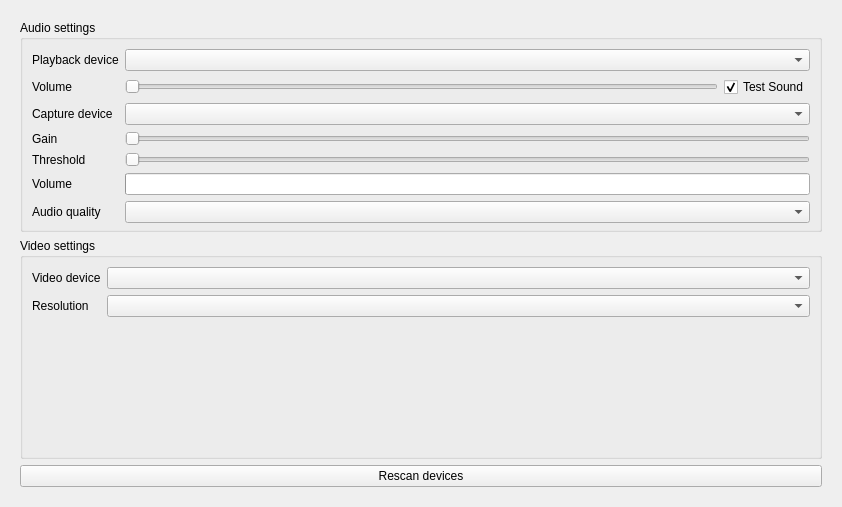
Qt form src/widget/form/settings/avform.ui (qTox/qTox) before a commit.
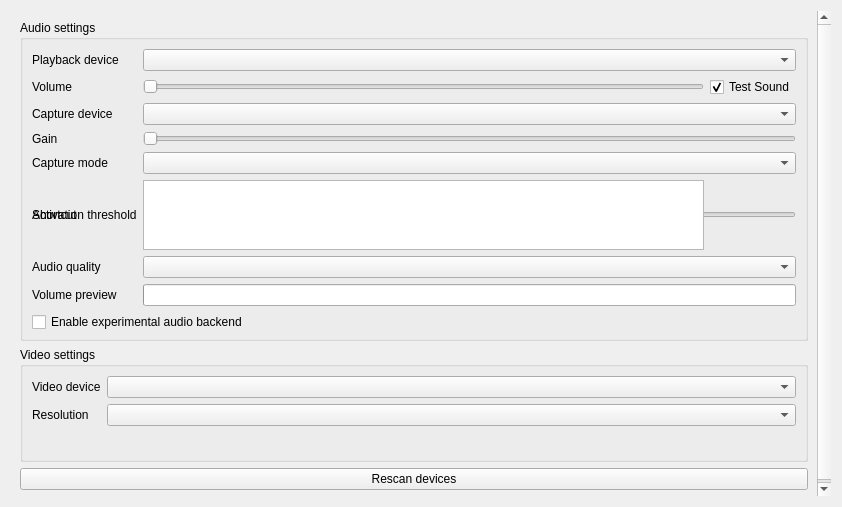
The same form after that commit. Custom widgets are drawn as their Qt base class.

Commit message:
feat(ui): Audio capture mode selection in av form
Adds a selection of audio capture mode (continuous/voice activation/push to
talk) in audio/video settings and an ability to set a push to talk hotkey.

The edit to the form file:
```diff
--- a/src/widget/form/settings/avform.ui
+++ b/src/widget/form/settings/avform.ui
@@ -102,36 +102,39 @@
            </widget>
           </item>
           <item row="4" column="0">
-           <widget class="QLabel" name="audioThresholdLabel">
+           <widget class="QLabel" name="inModeLabel">
             <property name="text">
-             <string>Threshold</string>
+             <string>Capture mode</string>
             </property>
            </widget>
           </item>
           <item row="4" column="1" colspan="2">
-           <widget class="QSlider" name="audioThresholdSlider">
-            <property name="orientation">
-             <enum>Qt::Horizontal</enum>
-            </property>
-           </widget>
+           <widget class="QComboBox" name="inModeComboBox"></widget>
           </item>
           <item row="5" column="0">
-           <widget class="QLabel" name="volumeDisplayLabel">
+           <widget class="QLabel" name="audioThresholdLabel">
             <property name="text">
-             <string>Volume</string>
+             <string>Activation threshold</string>
             </property>
            </widget>
           </item>
           <item row="5" column="1" colspan="2">
-           <widget class="QProgressBar" name="volumeDisplay">
-            <property name="textVisible">
-             <bool>false</bool>
-            </property>
+           <widget class="QSlider" name="audioThresholdSlider">
             <property name="orientation">
              <enum>Qt::Horizontal</enum>
             </property>
            </widget>
           </item>
+          <item row="5" column="0">
+           <widget class="QLabel" name="pushToTalkShortcutLabel">
+            <property name="text">
+             <string>Shortcut</string>
+            </property>
+           </widget>
+          </item>
+          <item row="5" column="1">
+           <widget class="HotkeyInput" name="pushToTalkShortcutInput"></widget>
+          </item>
           <item row="0" column="0">
            <widget class="QLabel" name="outDevLabel">
             <property name="text">
@@ -159,6 +162,36 @@
             </property>
            </widget>
           </item>
+          <item row="7" column="0">
+           <widget class="QLabel" name="volumeDisplayLabel">
+            <property name="text">
+             <string>Volume preview</string>
+            </property>
+           </widget>
+          </item>
+          <item row="7" column="1" colspan="2">
+           <widget class="QProgressBar" name="volumeDisplay">
+            <property name="orientation">
+             <enum>Qt::Horizontal</enum>
+            </property>
+            <property name="textVisible">
+             <bool>false</bool>
+            </property>
+           </widget>
+	   </item> 
+	  <item row="8" column="0" colspan="3">
+           <widget class="QCheckBox" name="cbEnableBackend2">
+            <property name="enabled">
+             <bool>true</bool>
+            </property>
+            <property name="toolTip">
+             <string>Enables the experimental audio backend with echo cancelling support, needs qTox restart to take effect.</string>
+            </property>
+            <property name="text">
+             <string>Enable experimental audio backend</string>
+            </property>
+           </widget>
+          </item>
          </layout>
         </widget>
        </item>
@@ -253,6 +286,11 @@
    <header>src/widget/form/settings/verticalonlyscroller.h</header>
    <container>1</container>
   </customwidget>
+  <customwidget>
+   <class>HotkeyInput</class>
+   <extends>QTextEdit</extends>
+   <header>src/widget/form/settings/hotkeyinput.h</header>
+  </customwidget> 
  </customwidgets>
  <tabstops>
   <tabstop>scrollArea</tabstop>
```
The commit also changes 8 other files.
